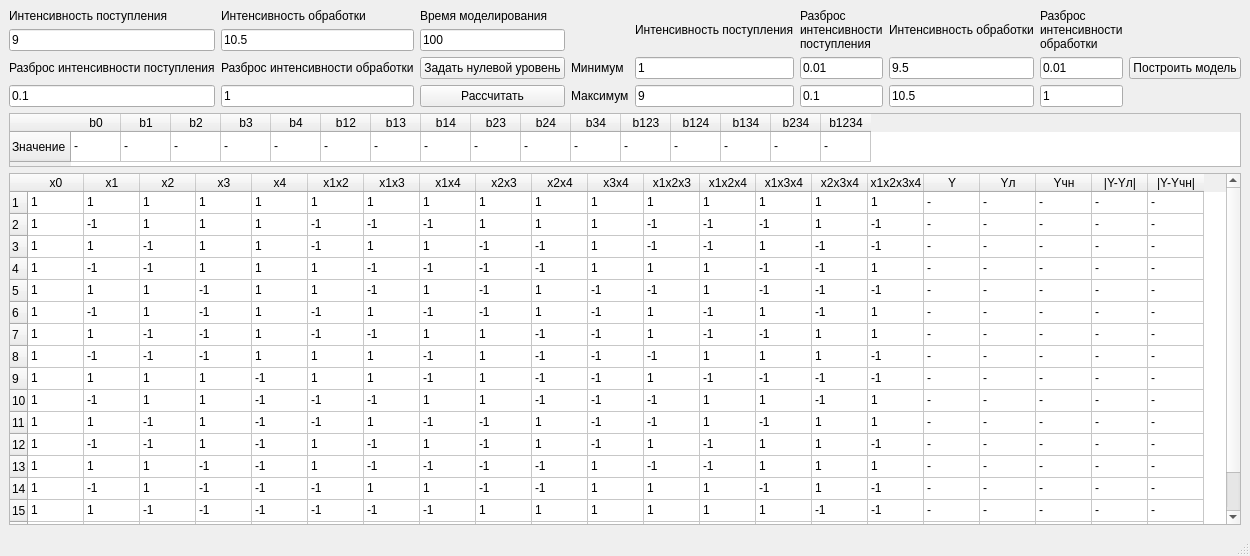
Old version of the form lab2/lab2.ui in the repository OverldAndrey/8sem_experiment_planning.
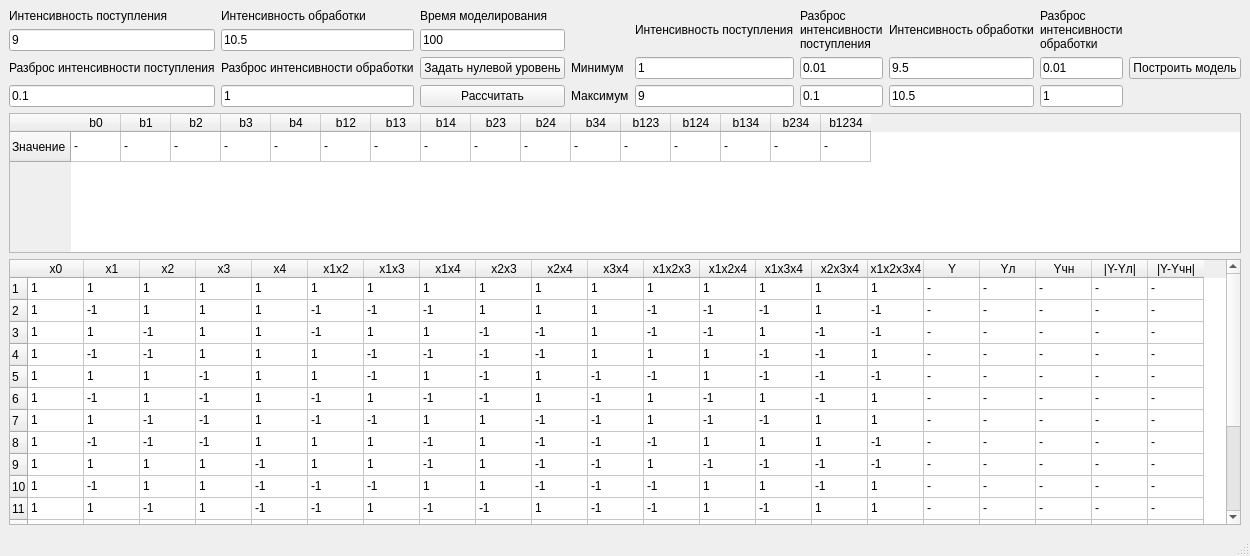
New version of the form.

Commit message: finalize lab 1 & 2

The edit to the form file:
```diff
--- a/lab2/lab2.ui
+++ b/lab2/lab2.ui
@@ -230,7 +230,7 @@
       <property name="maximumSize">
        <size>
         <width>16777215</width>
-        <height>54</height>
+        <height>140</height>
        </size>
       </property>
       <attribute name="horizontalHeaderDefaultSectionSize">
```
Left out of the diff: 2 changed lines with no effect on the pictures.
